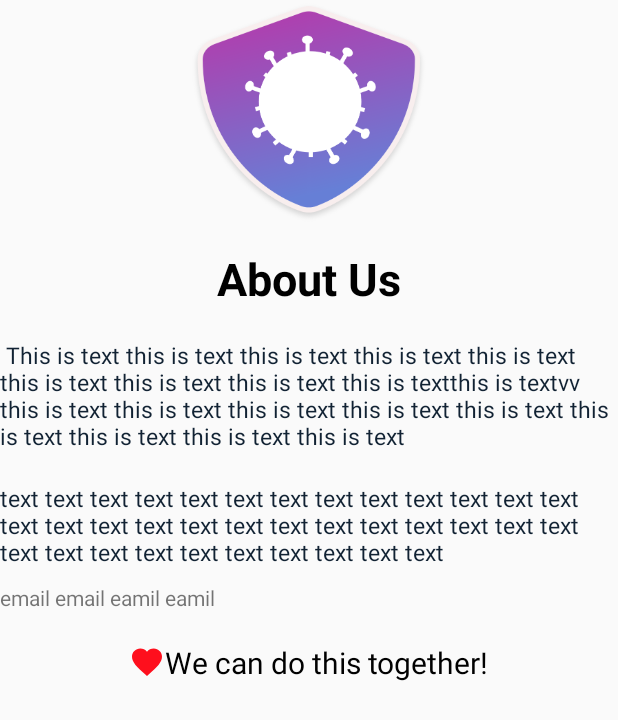
After one commit to charliedil/CovidFight, an Android app: the AboutUsActivity screen opened directly, with no data from a screen before it, on a phone screen of 412 x 824 dp. The commit adds this screen. Shown: the top 720 px of the screen. Run offline under Robolectric (Android 15) with nearby library versions, the phone set to English and light mode, and no system bars; Roboto replaces fonts that are not available here.

Commit message:
demo About Us page

```diff
--- a/app/src/main/AndroidManifest.xml
+++ b/app/src/main/AndroidManifest.xml
@@ -17,8 +17,7 @@
         android:roundIcon="@drawable/logo"
         android:supportsRtl="true"
         android:theme="@style/AppTheme">
-
-
+        <activity android:name=".AboutUsActivity"></activity>
         <!--
              The API key for Google Maps-based APIs is defined as a string resource.
              (See the file "res/values/google_maps_api.xml").
@@ -34,9 +33,7 @@
         <activity
             android:name=".MapsActivity2"
             android:label="@string/title_activity_maps2" />
-
-        <activity android:name=".SettingsActivity"></activity>
-
+        <activity android:name=".SettingsActivity" />
         <activity android:name=".RichmondStat" />
         <activity android:name=".VcuStat" />
         <activity android:name=".ReportActivity" />
@@ -54,7 +51,6 @@
         <activity
             android:name=".MapsActivity"
             android:label="@string/title_activity_maps" />
-
         <!--
              The API key for Google Maps-based APIs is defined as a string resource.
              (See the file "res/values/google_maps_api.xml").
@@ -66,7 +62,6 @@
         <meta-data
             android:name="com.google.android.geo.API_KEY"
             android:value="@string/google_maps_key" />
-
         <meta-data
             android:name="preloaded_fonts"
             android:resource="@array/preloaded_fonts" />
--- /dev/null
+++ b/app/src/main/java/com/example/covidfight/AboutUsActivity.java
@@ -0,0 +1,14 @@
+package com.example.covidfight;
+
+import androidx.appcompat.app.AppCompatActivity;
+
+import android.os.Bundle;
+
+public class AboutUsActivity extends AppCompatActivity {
+
+    @Override
+    protected void onCreate(Bundle savedInstanceState) {
+        super.onCreate(savedInstanceState);
+        setContentView(R.layout.activity_about_us);
+    }
+}
--- /dev/null
+++ b/app/src/main/res/drawable/ic_heart.xml
@@ -0,0 +1,5 @@
+<vector android:height="24dp" android:tint="#FE0F1D"
+    android:viewportHeight="24" android:viewportWidth="24"
+    android:width="24dp" xmlns:android="http://schemas.android.com/apk/res/android">
+    <path android:fillColor="@android:color/white" android:pathData="M12,21.35l-1.45,-1.32C5.4,15.36 2,12.28 2,8.5 2,5.42 4.42,3 7.5,3c1.74,0 3.41,0.81 4.5,2.09C13.09,3.81 14.76,3 16.5,3 19.58,3 22,5.42 22,8.5c0,3.78 -3.4,6.86 -8.55,11.54L12,21.35z"/>
+</vector>
--- /dev/null
+++ b/app/src/main/res/layout/activity_about_us.xml
@@ -0,0 +1,69 @@
+<?xml version="1.0" encoding="utf-8"?>
+<RelativeLayout xmlns:android="http://schemas.android.com/apk/res/android"
+    xmlns:app="http://schemas.android.com/apk/res-auto"
+    xmlns:tools="http://schemas.android.com/tools"
+    android:layout_width="match_parent"
+    android:layout_height="match_parent"
+    tools:context=".AboutUsActivity">
+
+    <androidx.appcompat.widget.AppCompatImageView
+        android:layout_width="match_parent"
+        android:layout_height="150dp"
+        android:src="@drawable/logo"
+        android:id="@+id/headerLogo"/>
+    <TextView
+        android:id="@+id/header"
+        android:layout_width="wrap_content"
+        android:layout_height="wrap_content"
+        android:text="About Us"
+        android:layout_below="@+id/headerLogo"
+        android:layout_centerHorizontal="true"
+        android:textSize="30sp"
+        android:textColor="#000"
+        android:textStyle="bold"
+        android:layout_marginTop="15dp"/>
+    <TextView
+        android:layout_width="wrap_content"
+        android:layout_height="wrap_content"
+        android:id="@+id/context"
+        android:layout_marginTop="20dp"
+        android:textSize="15dp"
+        android:layout_below="@+id/header"
+        android:textColor="#123"
+        android:text=" This is text this is text this is text this is text this is text this is text this is text this is text this is textthis is textvv this is text this is text this is text this is text this is text this is text this is text this is text this is text"
+        />
+    <TextView
+        android:layout_width="wrap_content"
+        android:layout_height="wrap_content"
+        android:id="@+id/source"
+        android:layout_below="@+id/context"
+        android:textSize="15dp"
+        android:textColor="#123"
+        android:text="text text text text text text text text text text text text text text text text text text text text text text text text text text text text text text text text text text text text"
+        android:layout_marginTop="20dp"
+        />
+    <TextView
+        android:layout_width="wrap_content"
+        android:layout_height="wrap_content"
+        android:id="@+id/email"
+        android:layout_below="@id/source"
+        android:text="email email eamil eamil"
+        android:layout_marginTop="10dp"
+        />
+
+    <TextView
+        android:layout_width="wrap_content"
+        android:layout_height="wrap_content"
+        android:text="We can do this together!"
+        android:layout_below="@+id/email"
+        android:drawableLeft="@drawable/ic_heart"
+        android:layout_marginTop="20dp"
+        android:textSize="20dp"
+        android:textColor="#000"
+        android:layout_centerHorizontal="true"/>
+
+
+
+
+
+</RelativeLayout>
--- a/app/src/main/res/values/strings.xml
+++ b/app/src/main/res/values/strings.xml
@@ -28,7 +28,6 @@
     <string name="reminder_settings">Reminder Settings</string>
 
 
-
     <!-- Preference Titles -->
     <string name="notifications_header">Notifications</string>
     <string name="messages_header">Messages</string>
```
